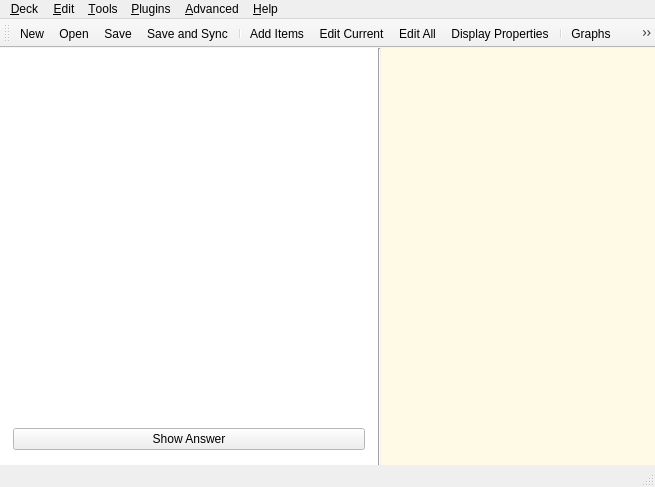
First picture: the form in designer/main.ui, repository ankitects/anki, before the edit.
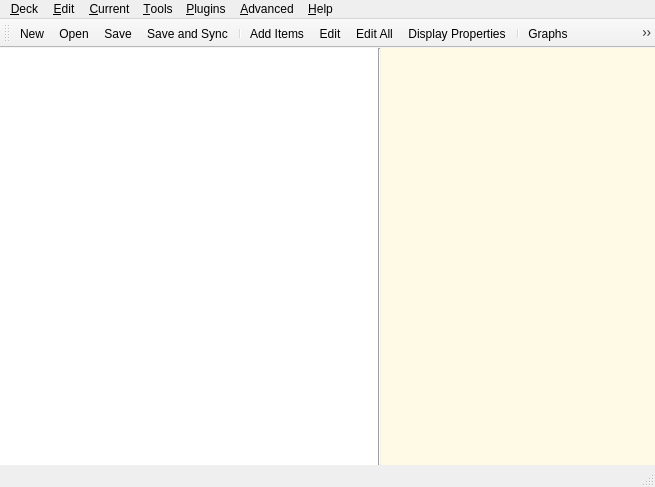
Second picture: the form after the edit. Icons and pictures are not drawn.

Commit message: reorganize menus, add icon

```diff
--- a/designer/main.ui
+++ b/designer/main.ui
@@ -207,7 +207,7 @@
        <item row="1" column="0" >
         <widget class="QStackedWidget" name="buttonStack" >
          <property name="currentIndex" >
-          <number>0</number>
+          <number>3</number>
          </property>
          <widget class="QWidget" name="page1" >
           <property name="geometry" >
@@ -414,6 +414,16 @@
            </item>
           </layout>
          </widget>
+         <widget class="QWidget" name="page4" >
+          <property name="geometry" >
+           <rect>
+            <x>0</x>
+            <y>0</y>
+            <width>370</width>
+            <height>49</height>
+           </rect>
+          </property>
+         </widget>
         </widget>
        </item>
       </layout>
@@ -732,8 +742,20 @@
     <addaction name="separator" />
     <addaction name="menuStartup" />
    </widget>
+   <widget class="QMenu" name="menu_Current_2" >
+    <property name="title" >
+     <string>&amp;Current</string>
+    </property>
+    <addaction name="actionRepeatAudio" />
+    <addaction name="separator" />
+    <addaction name="actionEditCurrent" />
+    <addaction name="actionMarkCard" />
+    <addaction name="actionSuspendCard" />
+    <addaction name="actionDelete" />
+   </widget>
    <addaction name="menuDeck" />
    <addaction name="menuEdit" />
+   <addaction name="menu_Current_2" />
    <addaction name="menuTools" />
    <addaction name="menuPlugins" />
    <addaction name="menuAdvanced" />
@@ -1072,7 +1094,7 @@
      <normaloff>:/icons/rating.png</normaloff>:/icons/rating.png</iconset>
    </property>
    <property name="text" >
-    <string>&amp;Mark Card</string>
+    <string>&amp;Mark</string>
    </property>
    <property name="shortcut" >
     <string>Ctrl+M</string>
@@ -1121,7 +1143,7 @@
      <normaloff>:/icons/media-playback-start.png</normaloff>:/icons/media-playback-start.png</iconset>
    </property>
    <property name="text" >
-    <string>Repeat Las&amp;t Audio</string>
+    <string>Repeat &amp;Audio</string>
    </property>
    <property name="shortcut" >
     <string>F5</string>
@@ -1268,7 +1290,7 @@
      <normaloff>:/icons/edit-rename.png</normaloff>:/icons/edit-rename.png</iconset>
    </property>
    <property name="text" >
-    <string>&amp;Edit Current...</string>
+    <string>&amp;Edit...</string>
    </property>
    <property name="shortcut" >
     <string>Ctrl+E</string>
```
Left out of the diff: 28 changed lines with no effect on the pictures. The commit also changes 2 other files.
